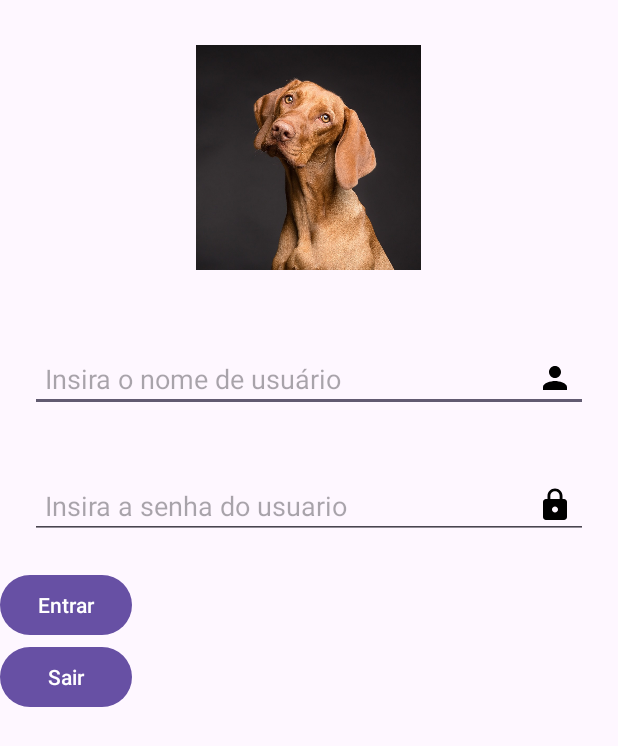
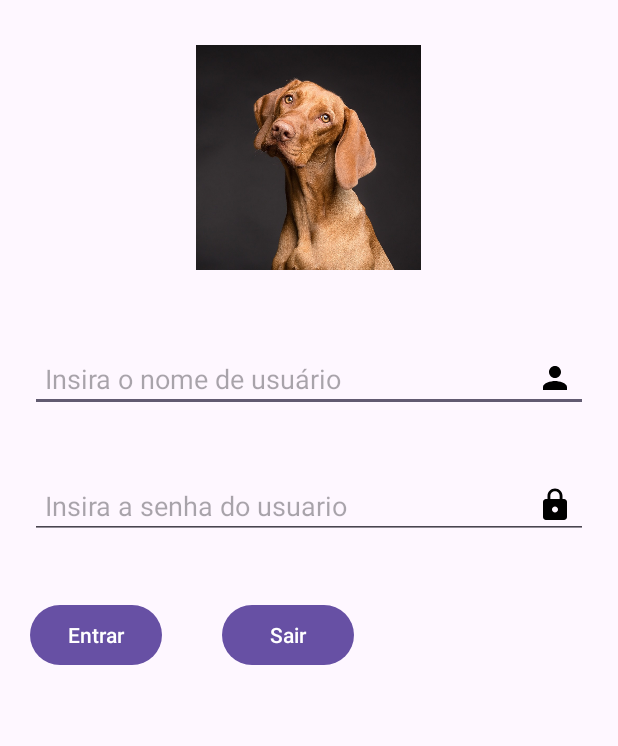
Before and after one commit to RafaelGMC/Dog, an Android app: the screen it shows after launch (MainActivity), on a phone screen of 412 x 824 dp. Shown: the top 746 px of the screen. Run offline under Robolectric (Android 15) with nearby library versions, the phone set to English and light mode, and no system bars.

Commit message:
Novas alterações 2

```diff
--- a/app/src/main/res/layout/activity_main.xml
+++ b/app/src/main/res/layout/activity_main.xml
@@ -43,12 +43,15 @@
         android:id="@+id/btnEntrar"
         android:layout_width="wrap_content"
         android:layout_height="wrap_content"
+        android:layout_margin="20dp"
         android:text="Entrar" />
     <Button
-        android:layout_below="@+id/btnEntrar"
+        android:layout_below="@+id/edtUsuariosenha"
         android:id="@+id/btnSair"
         android:layout_width="wrap_content"
         android:layout_height="wrap_content"
+        android:layout_margin="20dp"
+        android:layout_toRightOf="@id/btnEntrar"
         android:text="Sair" />
 
 
```
